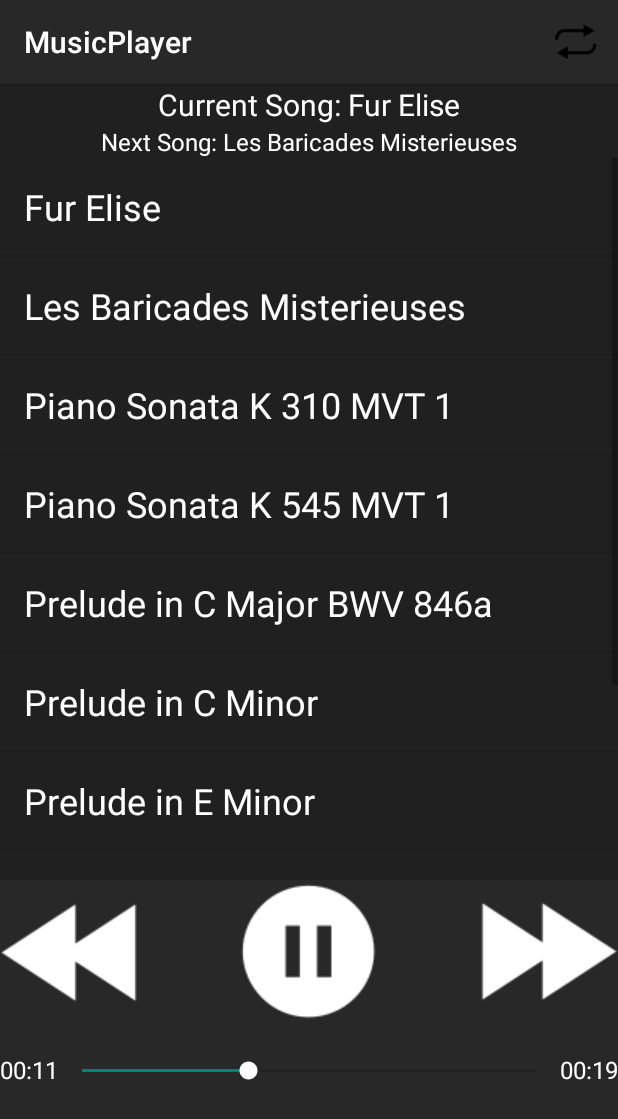
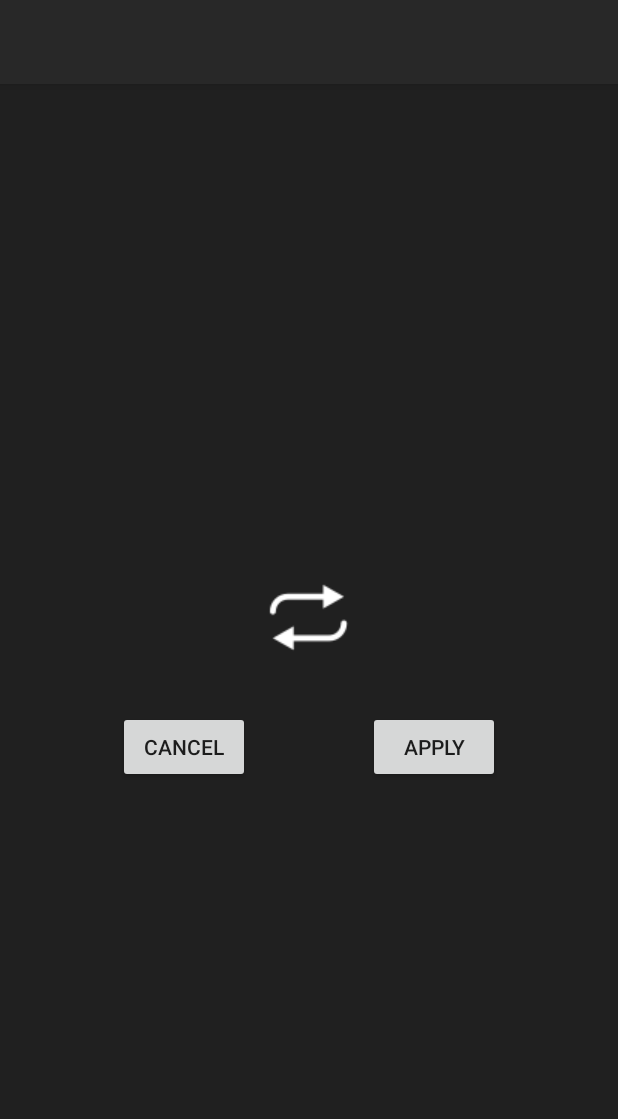
Before and after one commit to ksotengco/music-player, an Android app: the screen it shows after launch (MainActivity before the commit, Settings after it), after a tap on "Settings", on a phone screen of 412 x 824 dp. Shown: the top 1119 px of the screen. Run offline under Robolectric (Android 15) with nearby library versions, the phone set to English and light mode, and no system bars.

Commit message:
Completed project? added Settings intent, looping functionality

```diff
--- a/MusicPlayer/app/src/main/AndroidManifest.xml
+++ b/MusicPlayer/app/src/main/AndroidManifest.xml
@@ -16,6 +16,11 @@
                 <category android:name="android.intent.category.LAUNCHER" />
             </intent-filter>
         </activity>
+
+        <activity
+            android:name=".Settings"
+            android:label="Settings">
+        </activity>
     </application>
 
 </manifest>
--- a/MusicPlayer/app/src/main/java/musicplayer/cs371m/musicplayer/MainActivity.java
+++ b/MusicPlayer/app/src/main/java/musicplayer/cs371m/musicplayer/MainActivity.java
@@ -1,5 +1,6 @@
 package musicplayer.cs371m.musicplayer;
 
+import android.content.Intent;
 import android.support.v7.app.AppCompatActivity;
 import android.os.Bundle;
 import android.support.v7.widget.Toolbar;
@@ -34,9 +35,9 @@ public class MainActivity extends AppCompatActivity
 
     // SeekBar functionality: https://stackoverflow.com/questions/17168215/seekbar-and-media-player-in-android
     private SeekBar seekBar;
-
     private ImageButton playPauseButton;
 
+    private boolean loop;
     final private int songSize = songList.size();
 
     static {
@@ -79,6 +80,8 @@ public class MainActivity extends AppCompatActivity
 
         Toolbar toolbar = (Toolbar) findViewById(R.id.toolbar);
         setSupportActionBar(toolbar);
+
+        loop = false;
 
         currentSongText = (TextView) findViewById(R.id.current_song_text);
         nextSongText    = (TextView) findViewById(R.id.next_song_text);
@@ -168,12 +171,12 @@ public class MainActivity extends AppCompatActivity
 
     public void pausePlay (View view) {
         if (currentSong != null) {
-            System.out.println("Click");
             handler.togglePause();
             manager.updateSong(view);
         }
     }
 
+    // for the OnCompletion method
     public void nextSong() {
         if (nextSong != null) {
             handler.stopHandler();
@@ -181,7 +184,6 @@ public class MainActivity extends AppCompatActivity
         }
     }
 
-    // for the OnCompletion method
     public void skipForward(View view) {
         nextSong();
     }
@@ -193,11 +195,22 @@ public class MainActivity extends AppCompatActivity
         }
     }
 
+    public boolean toLoop () { return loop; }
+
     @Override
     protected void onStop() {
         super.onStop();
         if (currentSong != null) {
-            System.out.println("leaving");
+            handler.togglePause();
+            currentSong.pauseSong();
+            playPauseButton.setImageResource(R.drawable.play_button);
+        }
+    }
+
+    @Override
+    protected void onDestroy() {
+        super.onDestroy();
+        if (currentSong != null) {
             manager.stopSong();
         }
     }
@@ -205,8 +218,11 @@ public class MainActivity extends AppCompatActivity
     @Override
     protected void onRestart() {
         super.onRestart();
-        currentSong.playSong(getApplicationContext());
-        playPauseButton.setImageResource(R.drawable.pause_button);
+        if (currentSong != null) {
+            handler.togglePause();
+            currentSong.playSong();
+            playPauseButton.setImageResource(R.drawable.pause_button);
+        }
     }
 
     // Taken from Demo repo code
@@ -222,9 +238,25 @@ public class MainActivity extends AppCompatActivity
         int id = item.getItemId();
 
         if (id == R.id.settings) {
-            // TODO: add settings intent
+            Intent settings = new Intent(this, Settings.class);
+            Bundle toLoop = new Bundle();
+
+            toLoop.putBoolean("loop?", loop);
+            settings.putExtras(toLoop);
+
+            final int result = 1;
+            startActivityForResult(settings, result);
         }
 
         return super.onOptionsItemSelected(item);
     }
+
+    @Override
+    protected void onActivityResult(int requestCode, int resultCode, Intent data) {
+        super.onActivityResult(requestCode, resultCode, data);
+
+        if (resultCode == RESULT_OK) {
+            loop = data.getBooleanExtra("loop?", loop);
+        }
+    }
 }
--- /dev/null
+++ b/MusicPlayer/app/src/main/java/musicplayer/cs371m/musicplayer/Settings.java
@@ -0,0 +1,54 @@
+package musicplayer.cs371m.musicplayer;
+
+import android.content.Intent;
+import android.graphics.Color;
+import android.media.Image;
+import android.os.Bundle;
+import android.support.v7.app.AppCompatActivity;
+import android.view.View;
+import android.widget.ImageButton;
+
+public class Settings extends AppCompatActivity {
+    private boolean toLoop;
+    private Intent goBackToMain;
+
+    private ImageButton loopButton;
+
+    @Override
+    protected void onCreate(Bundle savedInstanceState) {
+        super.onCreate(savedInstanceState);
+        setContentView(R.layout.settings_layout);
+
+        Intent in = getIntent();
+        this.toLoop = in.getBooleanExtra("loop?", toLoop);
+
+        loopButton = (ImageButton) findViewById(R.id.loop_button);
+        changeLoopImage();
+        goBackToMain = new Intent(this, MainActivity.class);
+    }
+
+    public void changeLoopImage () {
+        if (toLoop) {
+            loopButton.setImageResource(R.drawable.loop_black);
+        } else {
+            loopButton.setImageResource(R.drawable.loop);
+        }
+    }
+
+    public void loopSettings (View view) {
+        toLoop = !toLoop;
+        changeLoopImage();
+    }
+
+    public void onCancel (View view) {
+        setResult(RESULT_CANCELED, goBackToMain);
+        finish();
+    }
+
+    public void onApply (View view) {
+        goBackToMain.putExtra("loop?", toLoop);
+
+        setResult(RESULT_OK, goBackToMain);
+        finish();
+    }
+}
--- a/MusicPlayer/app/src/main/java/musicplayer/cs371m/musicplayer/Song.java
+++ b/MusicPlayer/app/src/main/java/musicplayer/cs371m/musicplayer/Song.java
@@ -8,6 +8,8 @@ import android.widget.ImageButton;
 interface SongManager {
     void playSong(Context context);
     void updateSong(View view);
+    void playSong();
+    void pauseSong();
     void stopSong();
 }
 
@@ -33,7 +35,6 @@ public class Song implements SongManager {
 
     public void playSong(Context context) {
         if (songPlayer != null) {
-            System.out.println("freeing");
             stopSong();
         }
         songPlayer = MediaPlayer.create(context, songID);
@@ -43,8 +44,11 @@ public class Song implements SongManager {
         songPlayer.setOnCompletionListener(new MediaPlayer.OnCompletionListener() {
             @Override
             public void onCompletion(MediaPlayer mediaPlayer) {
-                System.out.println("finished playing");
-                callback.nextSong();
+                if (callback.toLoop()) {
+                    playSong();
+                } else {
+                    callback.nextSong();
+                }
             }
         });
     }
@@ -53,14 +57,22 @@ public class Song implements SongManager {
         if (songPlayer != null) {
             ImageButton playPauseButton = (ImageButton)  view.findViewById(R.id.play_button);
             if (isPaused) {
-                songPlayer.start();
+                playSong();
                 playPauseButton.setImageResource(R.drawable.pause_button);
             } else {
-                songPlayer.pause();
+                pauseSong();
                 playPauseButton.setImageResource(R.drawable.play_button);
             }
             isPaused = !isPaused;
         }
+    }
+
+    public void playSong () {
+        songPlayer.start();
+    }
+
+    public void pauseSong () {
+        songPlayer.pause();
     }
 
     public void changeProgress (int progress) {
--- a/MusicPlayer/app/src/main/res/layout/settings_layout.xml
+++ b/MusicPlayer/app/src/main/res/layout/settings_layout.xml
@@ -1,10 +1,28 @@
 <?xml version="1.0" encoding="utf-8"?>
-<android.support.constraint.ConstraintLayout
-    xmlns:android="http://schemas.android.com/apk/res/android"
+<android.support.constraint.ConstraintLayout xmlns:android="http://schemas.android.com/apk/res/android"
     xmlns:app="http://schemas.android.com/apk/res-auto"
     xmlns:tools="http://schemas.android.com/tools"
     android:layout_width="match_parent"
-    android:layout_height="match_parent">
+    android:layout_height="match_parent"
+    android:background="#202020">
+
+    <!--Taken from demo code: DemoListView-->
+    <android.support.design.widget.AppBarLayout
+        android:layout_width="match_parent"
+        android:layout_height="wrap_content"
+        android:theme="@style/AppTheme.AppBarOverlay">
+
+        <android.support.v7.widget.Toolbar
+            android:id="@+id/toolbar"
+            android:layout_width="match_parent"
+            android:layout_height="?attr/actionBarSize"
+            android:background="#282828"
+            android:elevation="4dp"
+            android:theme="@style/ThemeOverlay.AppCompat.ActionBar"
+            app:popupTheme="@style/ThemeOverlay.AppCompat.Light"
+            app:titleTextColor="#FFFFFF" />
+
+    </android.support.design.widget.AppBarLayout>
 
     <ImageButton
         android:id="@+id/loop_button"
@@ -14,9 +32,35 @@
         android:layout_marginEnd="8dp"
         android:layout_marginStart="8dp"
         android:layout_marginTop="8dp"
+        android:background="@null"
+        android:onClick="loopSettings"
         app:layout_constraintBottom_toBottomOf="parent"
         app:layout_constraintEnd_toEndOf="parent"
         app:layout_constraintStart_toStartOf="parent"
         app:layout_constraintTop_toTopOf="parent"
         app:srcCompat="@drawable/loop" />
+
+    <Button
+        android:id="@+id/cancel_button"
+        android:layout_width="wrap_content"
+        android:layout_height="wrap_content"
+        android:layout_marginTop="32dp"
+        android:text="Cancel"
+        android:onClick="onCancel"
+        app:layout_constraintEnd_toStartOf="@+id/apply_button"
+        app:layout_constraintHorizontal_bias="0.5"
+        app:layout_constraintStart_toStartOf="parent"
+        app:layout_constraintTop_toBottomOf="@+id/loop_button" />
+
+    <Button
+        android:id="@+id/apply_button"
+        android:layout_width="wrap_content"
+        android:layout_height="wrap_content"
+        android:layout_marginTop="32dp"
+        android:text="Apply"
+        android:onClick="onApply"
+        app:layout_constraintEnd_toEndOf="parent"
+        app:layout_constraintHorizontal_bias="0.5"
+        app:layout_constraintStart_toEndOf="@+id/cancel_button"
+        app:layout_constraintTop_toBottomOf="@+id/loop_button" />
 </android.support.constraint.ConstraintLayout>
```
Also changed, not shown: MusicPlayer/app/src/main/java/musicplayer/cs371m/musicplayer/MyMediaPlayer.java (deleted, +0 -13 lines), MusicPlayer/app/src/main/res/drawable/loop.png, MusicPlayer/app/src/main/res/drawable/loop_black.png (added).
